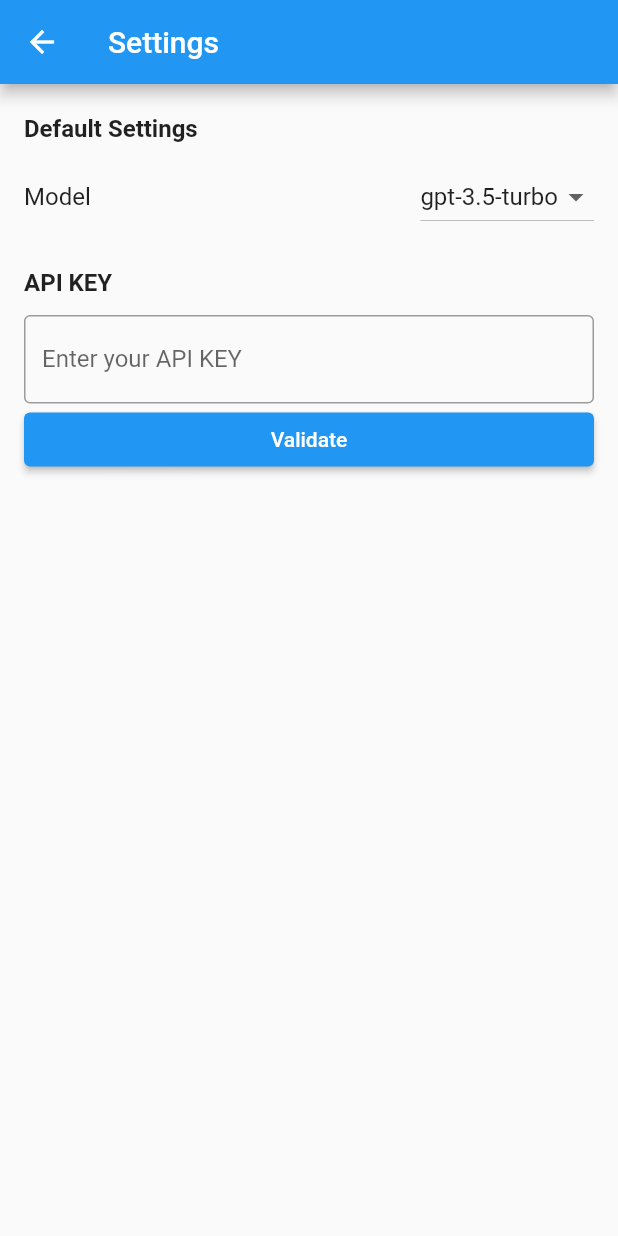
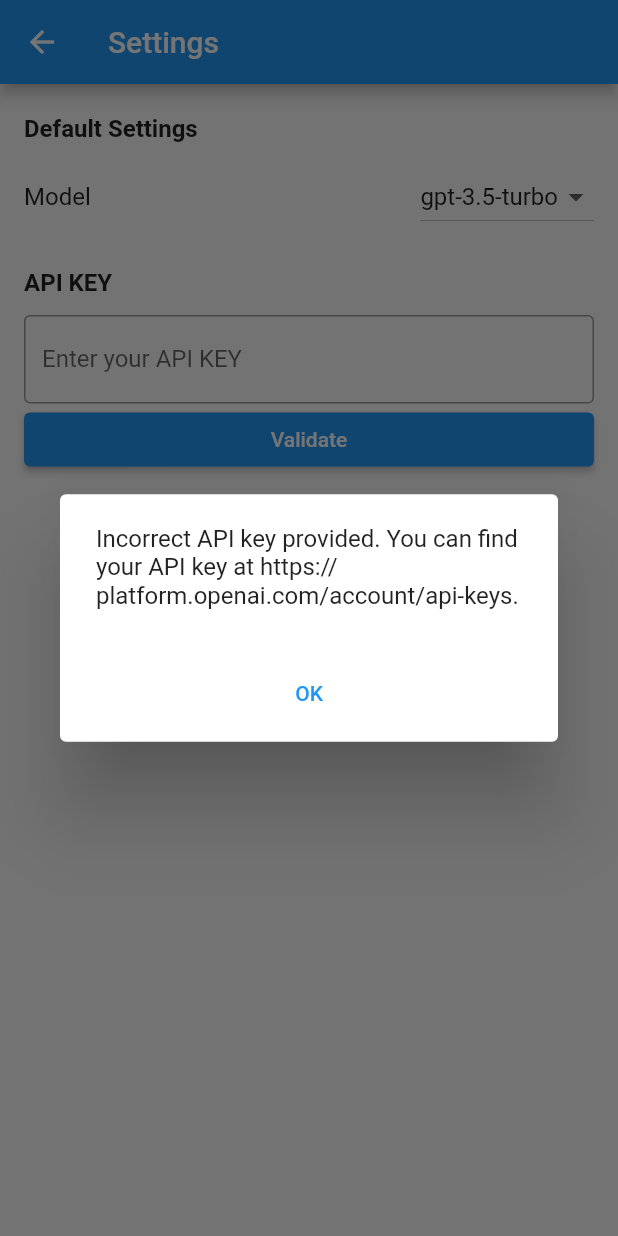
Before and after one commit to ChaosJiang/chat_ease, a Flutter app: the SettingsScreen screen opened by its route, after a tap on "Validate", on a phone screen of 412 x 824 dp. Run offline on Flutter 3.47's test engine with Material 2 defaults, Android fonts, the phone set to English and light mode, and no system bars; our stand-ins replace shared_preferences; missing offline and left inert: dart_openai; accounts and stored records are empty.

Commit message:
add diaglog for invalid api key

```diff
--- a/lib/widgets/settings.dart
+++ b/lib/widgets/settings.dart
@@ -14,6 +14,8 @@ class SettingsScreen extends StatefulWidget {
 
 class SettingsScreenState extends State<SettingsScreen> {
   final String _defaultModel = 'gpt-3.5-turbo';
+  final String _invalidKeyMsg =
+      'Incorrect API key provided. You can find your API key at https://platform.openai.com/account/api-keys.';
   final List<String> _modelOptions = ['gpt-3.5-turbo', 'gpt-4'];
   String _selectedModel = '';
   String _apiKey = '';
@@ -53,11 +55,27 @@ class SettingsScreenState extends State<SettingsScreen> {
     });
   }
 
-  void _validateAPIKey() async {
+  void _validateAPIKey(BuildContext context) async {
     bool isValid = await widget.chatApi.validateApiKey(_apiKey);
     if (isValid) {
       (await SharedPreferencesManager.getInstance()).setApiKey(_apiKey);
     }
+    _showAlertDialog(context);
+  }
+
+  void _showAlertDialog(BuildContext context) {
+    showDialog(
+        context: context,
+        builder: (BuildContext context) {
+          return AlertDialog(
+            content: Text(_invalidKeyMsg),
+            actions: [
+              TextButton(
+                  onPressed: () => Navigator.pop(context),
+                  child: const Center(child: Text('OK'))),
+            ],
+          );
+        });
   }
 
   @override
@@ -94,7 +112,7 @@ class SettingsScreenState extends State<SettingsScreen> {
             ),
             subtitle: ElevatedButton(
               onPressed: () {
-                _validateAPIKey();
+                _validateAPIKey(context);
               },
               child: const Text('Validate'),
             ),
```
